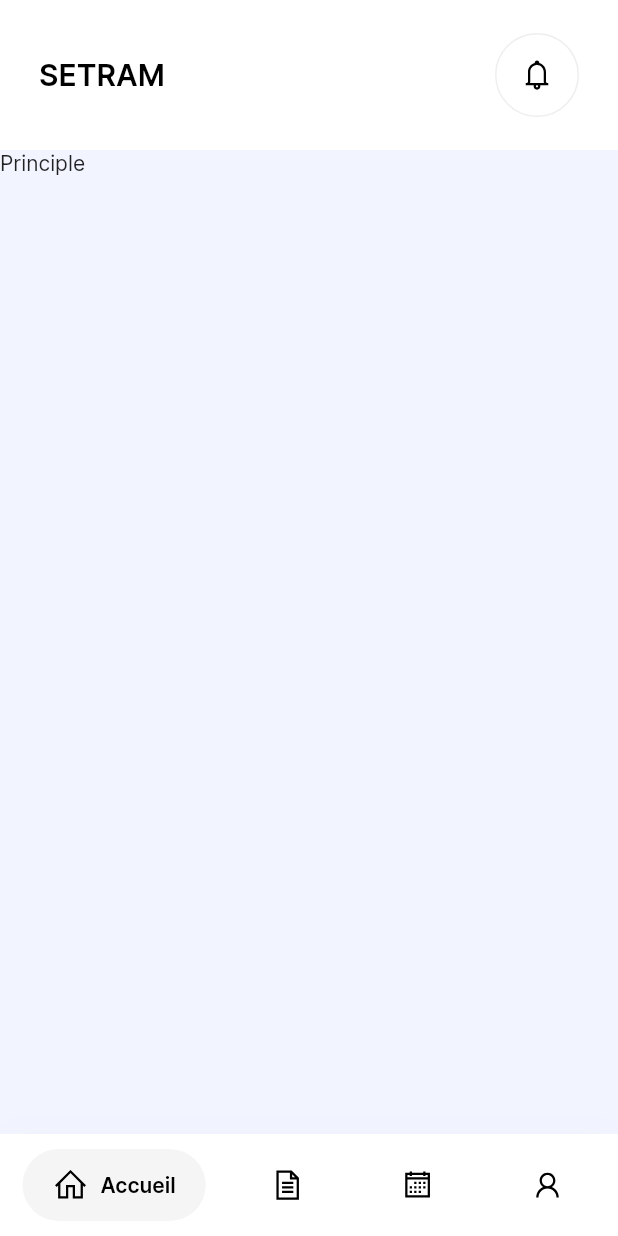
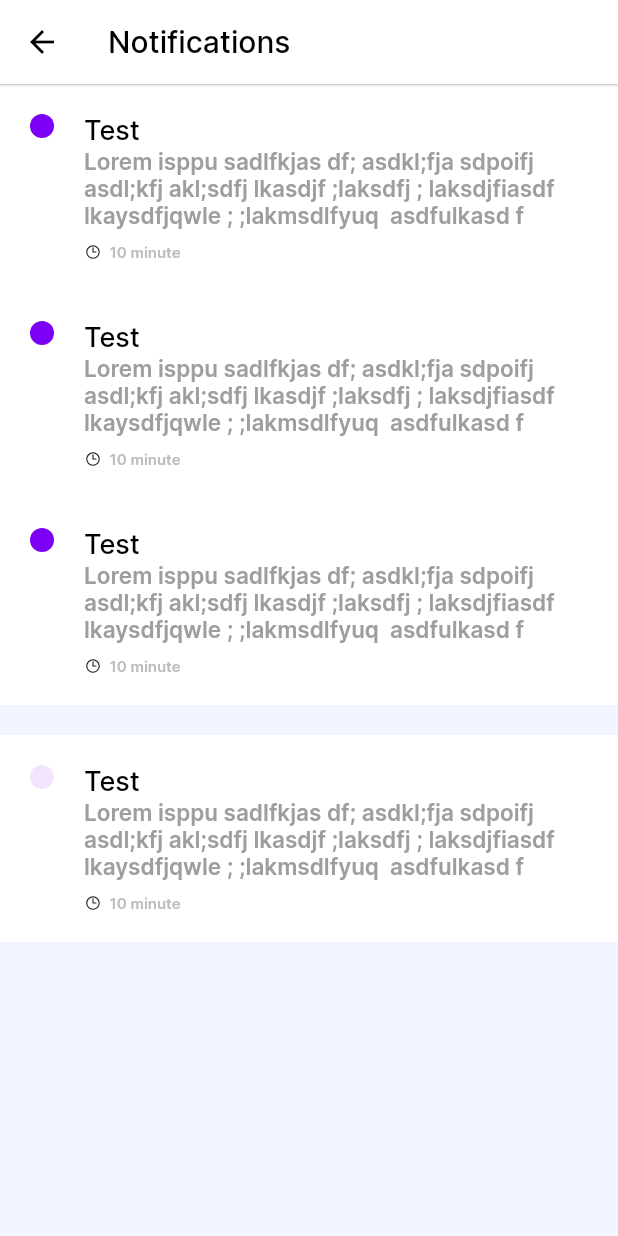
Before and after one commit to Yasser-Belatreche/setram-app, a Flutter app: the HomeScreen screen opened by its route, after a tap on an icon or button, on a phone screen of 412 x 824 dp. Run offline on Flutter 3.47's test engine with Material 2 defaults, Android fonts, the phone set to English and light mode, and no system bars; drawn by our look-alikes of google_nav_bar; our stand-ins replace date_picker_timeline, flutter_svg, line_icons; missing offline and left inert: syncfusion_flutter_pdfviewer.

Commit message:
add notifications page

```diff
--- a/lib/src/screens/home/home.dart
+++ b/lib/src/screens/home/home.dart
@@ -5,6 +5,7 @@ import 'package:setram/src/screens/home/my_documents/my_documents.dart';
 import 'package:setram/src/screens/home/my_planning/my_planning.dart';
 import 'package:setram/src/screens/home/principle/principle.dart';
 import 'package:setram/src/screens/home/profile/profile.dart';
+import 'package:setram/src/screens/routes.dart';
 
 class HomeScreen extends StatefulWidget {
   const HomeScreen({Key? key}) : super(key: key);
@@ -63,6 +64,9 @@ class TopNavBar extends StatelessWidget implements PreferredSizeWidget {
                 fontWeight: FontWeight.w600,
               ),
             ),
+            Stack(
+              clipBehavior: Clip.none,
+              children: [
                 Material(
                   type: MaterialType.transparency,
                   child: Ink(
@@ -75,7 +79,9 @@ class TopNavBar extends StatelessWidget implements PreferredSizeWidget {
                       ),
                     ),
                     child: InkWell(
-                  onTap: () {},
+                      onTap: () {
+                        Navigator.of(context).pushNamed(Routes.notifications);
+                      },
                       borderRadius: BorderRadius.circular(50.0),
                       child: const Padding(
                         padding: EdgeInsets.all(15.0),
@@ -83,7 +89,28 @@ class TopNavBar extends StatelessWidget implements PreferredSizeWidget {
                       ),
                     ),
                   ),
-            )
+                ),
+                Positioned(
+                  top: -8,
+                  right: -8,
+                  child: Container(
+                    padding: const EdgeInsets.all(8),
+                    decoration: BoxDecoration(
+                      color: const Color.fromARGB(255, 123, 0, 245),
+                      borderRadius: BorderRadius.circular(16),
+                    ),
+                    child: const Text(
+                      "10",
+                      style: TextStyle(
+                        color: Colors.white,
+                        fontSize: 12,
+                        fontWeight: FontWeight.w600,
+                      ),
+                    ),
+                  ),
+                ),
+              ],
+            ),
           ],
         ),
       ),
--- /dev/null
+++ b/lib/src/screens/notifications/notifications.dart
@@ -0,0 +1,126 @@
+import 'package:flutter/material.dart';
+import 'package:line_icons/line_icons.dart';
+
+class NotificationsScreen extends StatelessWidget {
+  const NotificationsScreen({Key? key}) : super(key: key);
+
+  @override
+  Widget build(BuildContext context) {
+    return Scaffold(
+      backgroundColor: const Color.fromRGBO(242, 244, 255, 1),
+      appBar: AppBar(
+        foregroundColor: Colors.black,
+        backgroundColor: Colors.white,
+        elevation: 0.5,
+        title: const Text("Notifications"),
+      ),
+      body: SingleChildScrollView(
+        child: Column(
+          crossAxisAlignment: CrossAxisAlignment.start,
+          children: [
+            Notification(
+              title: "Test",
+              isNew: true,
+              description:
+                  "Lorem isppu sadlfkjas df; asdkl;fja sdpoifj asdl;kfj akl;sdfj lkasdjf ;laksdfj ; laksdjfiasdf lkaysdfjqwle ; ;lakmsdlfyuq  asdfulkasd f",
+            ),
+            Notification(
+              title: "Test",
+              isNew: true,
+              description:
+                  "Lorem isppu sadlfkjas df; asdkl;fja sdpoifj asdl;kfj akl;sdfj lkasdjf ;laksdfj ; laksdjfiasdf lkaysdfjqwle ; ;lakmsdlfyuq  asdfulkasd f",
+            ),
+            Notification(
+              title: "Test",
+              isNew: true,
+              description:
+                  "Lorem isppu sadlfkjas df; asdkl;fja sdpoifj asdl;kfj akl;sdfj lkasdjf ;laksdfj ; laksdjfiasdf lkaysdfjqwle ; ;lakmsdlfyuq  asdfulkasd f",
+            ),
+            SizedBox(height: 20),
+            Notification(
+              title: "Test",
+              isNew: false,
+              description:
+                  "Lorem isppu sadlfkjas df; asdkl;fja sdpoifj asdl;kfj akl;sdfj lkasdjf ;laksdfj ; laksdjfiasdf lkaysdfjqwle ; ;lakmsdlfyuq  asdfulkasd f",
+            )
+          ],
+        ),
+      ),
+    );
+  }
+}
+
+class Notification extends StatelessWidget {
+  final String title;
+  final String description;
+  final bool isNew;
+
+  const Notification({
+    Key? key,
+    required this.title,
+    required this.description,
+    required this.isNew,
+  }) : super(key: key);
+
+  @override
+  Widget build(BuildContext context) {
+    return Container(
+      padding: EdgeInsets.all(20),
+      decoration: BoxDecoration(color: Colors.white),
+      child: Row(
+        crossAxisAlignment: CrossAxisAlignment.start,
+        children: [
+          Container(
+            padding: const EdgeInsets.all(8),
+            decoration: BoxDecoration(
+              color: isNew
+                  ? const Color.fromARGB(255, 123, 0, 245)
+                  : const Color.fromARGB(25, 123, 0, 245),
+              borderRadius: BorderRadius.circular(16),
+            ),
+          ),
+          SizedBox(width: 20),
+          Expanded(
+            child: Column(
+              crossAxisAlignment: CrossAxisAlignment.start,
+              mainAxisAlignment: MainAxisAlignment.spaceEvenly,
+              children: [
+                Text(
+                  title,
+                  style: const TextStyle(
+                    color: Colors.black,
+                    fontSize: 18,
+                    fontWeight: FontWeight.w500,
+                  ),
+                ),
+                Text(
+                  description,
+                  style: const TextStyle(
+                    color: Colors.grey,
+                    fontSize: 15,
+                    fontWeight: FontWeight.w600,
+                  ),
+                ),
+                SizedBox(height: 10),
+                Row(
+                  children: [
+                    Icon(LineIcons.clock, size: 12),
+                    SizedBox(width: 5),
+                    Text(
+                      "10 minute",
+                      style: TextStyle(
+                        color: Colors.grey.shade400,
+                        fontSize: 10,
+                        fontWeight: FontWeight.w600,
+                      ),
+                    ),
+                  ],
+                )
+              ],
+            ),
+          ),
+        ],
+      ),
+    );
+  }
+}
--- a/lib/src/screens/routes.dart
+++ b/lib/src/screens/routes.dart
@@ -2,6 +2,7 @@ import 'package:flutter/material.dart';
 import 'package:setram/src/screens/document/document.dart';
 import 'package:setram/src/screens/home/home.dart';
 import 'package:setram/src/screens/login/login.dart';
+import 'package:setram/src/screens/notifications/notifications.dart';
 
 class Routes {
   static const String initialAuthenticated = "/home";
@@ -20,5 +21,6 @@ class Routes {
 final Map<String, WidgetBuilder> routes = {
   Routes.login: (context) => const LoginScreen(),
   Routes.home: (context) => const HomeScreen(),
-  Routes.document: (context) => const DocumentScreen()
+  Routes.document: (context) => const DocumentScreen(),
+  Routes.notifications: (context) => const NotificationsScreen()
 };
```
Lines whose indentation alone changed are shown as unchanged.
